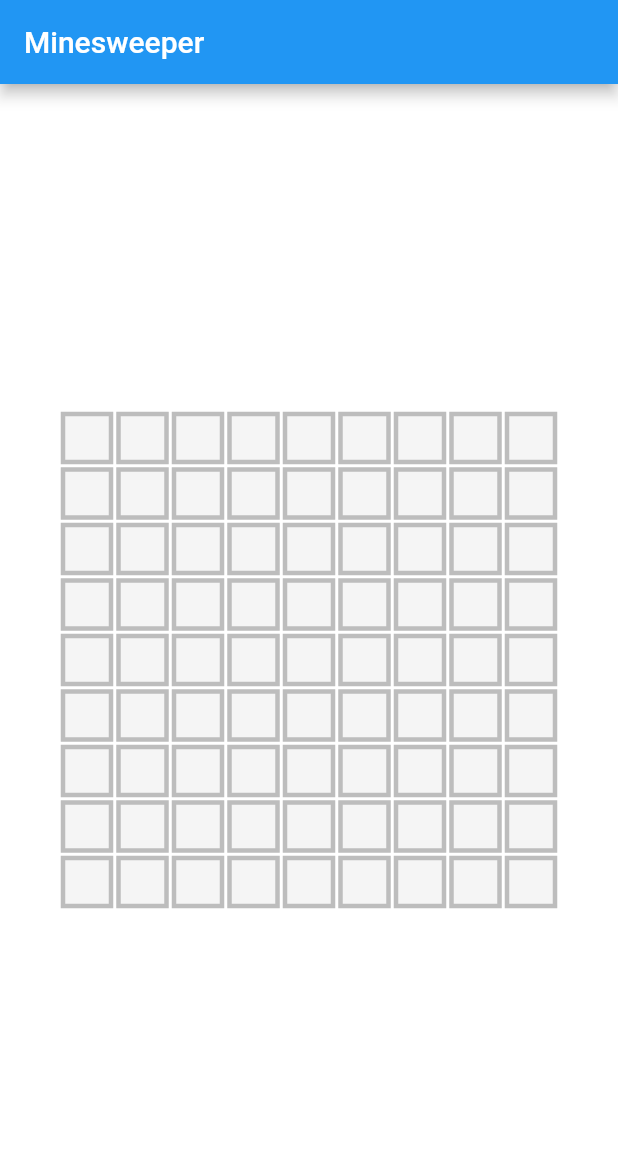
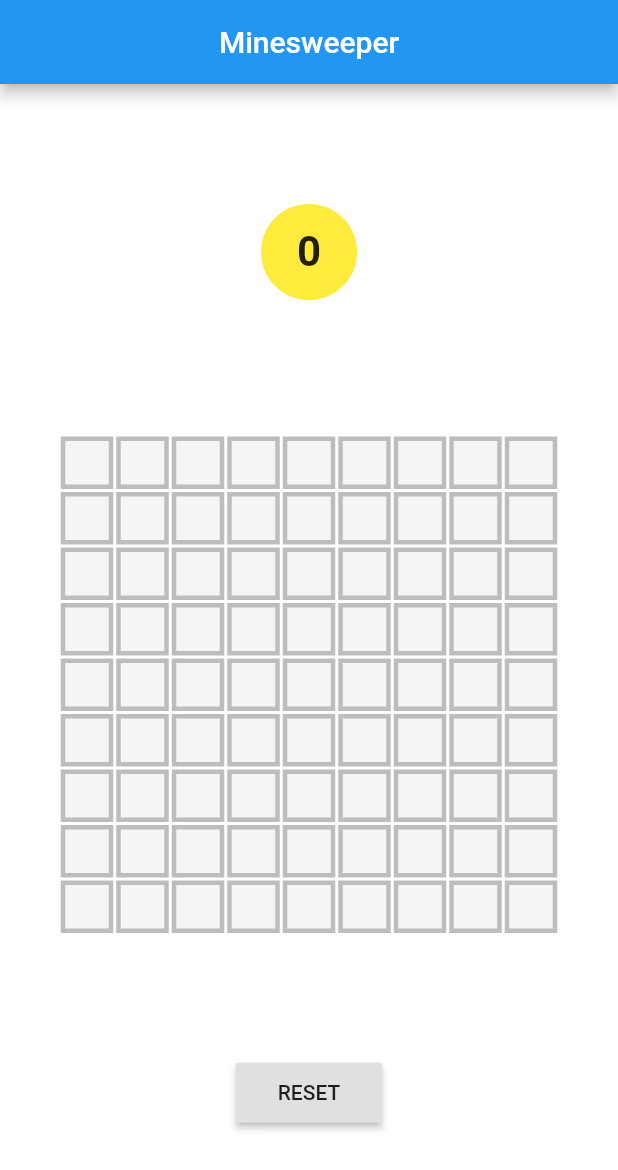
Before and after one commit to rohan20/flutter-minesweeper, a Flutter app: the screen it shows after launch, on a phone screen of 412 x 824 dp. Shown: the top 1170 px of the screen. Run offline on Flutter 3.47's test engine with Material 2 defaults, Android fonts, the phone set to English and light mode, and no system bars.

Commit message:
implemented timer and reset functionalities

```diff
--- a/lib/game_page.dart
+++ b/lib/game_page.dart
@@ -10,6 +10,7 @@ class GamePage extends StatelessWidget {
     return MaterialApp(
       home: Scaffold(
         appBar: AppBar(
+          centerTitle: true,
           title: Text("Minesweeper"),
         ),
         body: GameBoard(),
--- a/lib/widget/game_board.dart
+++ b/lib/widget/game_board.dart
@@ -82,7 +82,7 @@ class _GameBoardState extends State<GameBoard> {
     super.initState();
   }
 
-  Widget buildBoard() {
+  Widget _buildBoard() {
     //covered tile = un-opened tile
     bool doesBoardHaveACoveredTile = false;
 
@@ -279,10 +279,49 @@ class _GameBoardState extends State<GameBoard> {
 
   @override
   Widget build(BuildContext context) {
+    int timeElapsed = stopwatch.elapsedMilliseconds ~/ 1000;
+
     return Container(
       color: Colors.white,
-      child: Center(
-        child: buildBoard(),
+      child: Column(
+        mainAxisAlignment: MainAxisAlignment.spaceEvenly,
+        children: <Widget>[
+          Row(
+            mainAxisAlignment: MainAxisAlignment.spaceEvenly,
+            children: <Widget>[
+              _buildTimerWidget(timeElapsed),
+            ],
+          ),
+          _buildBoard(),
+          _buildResetWidget(),
+        ],
+      ),
+    );
+  }
+
+  _buildTimerWidget(int timeElapsed) {
+    return Container(
+      padding: const EdgeInsets.all(24.0),
+      decoration: BoxDecoration(
+        color: Colors.yellow,
+        shape: BoxShape.circle,
+      ),
+      child: Text(
+        "$timeElapsed",
+        style: TextStyle(
+          fontWeight: FontWeight.bold,
+          fontSize: 28.0,
+        ),
+      ),
+    );
+  }
+
+  _buildResetWidget() {
+    return RaisedButton(
+      onPressed: () => resetBoard(),
+      child: Container(
+        padding: const EdgeInsets.all(12.0),
+        child: Text("RESET"),
       ),
     );
   }
```
